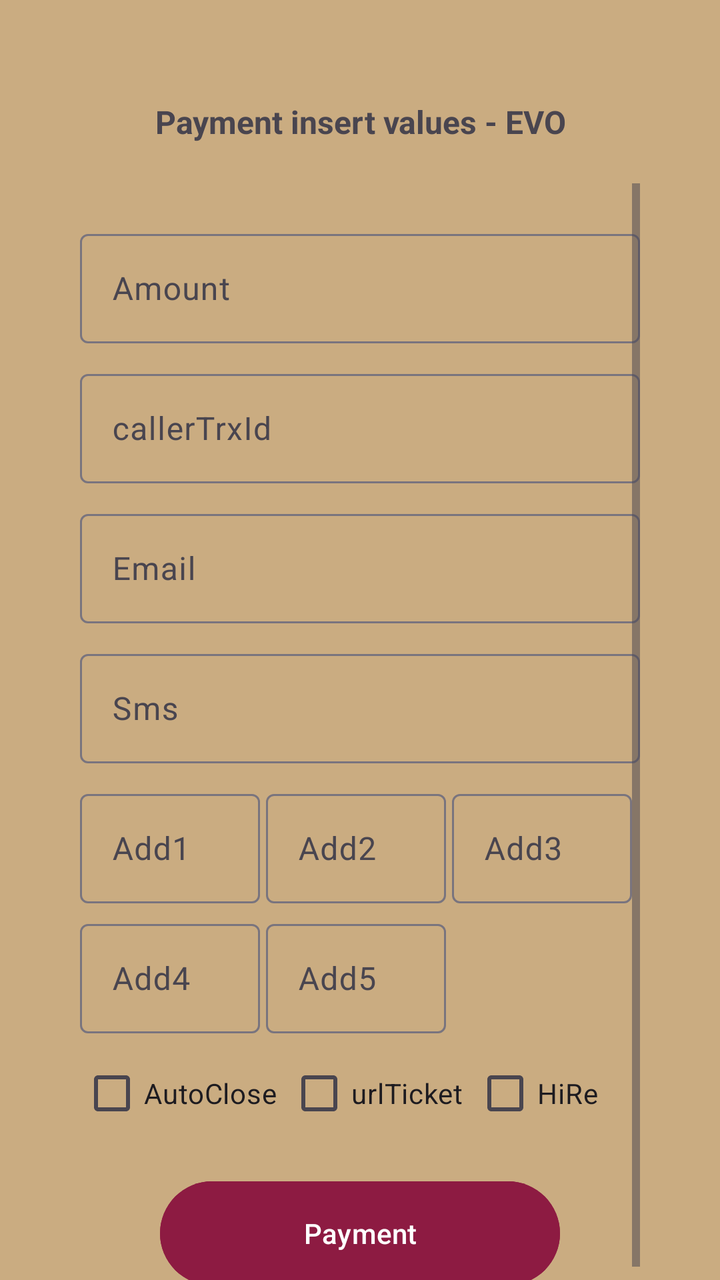
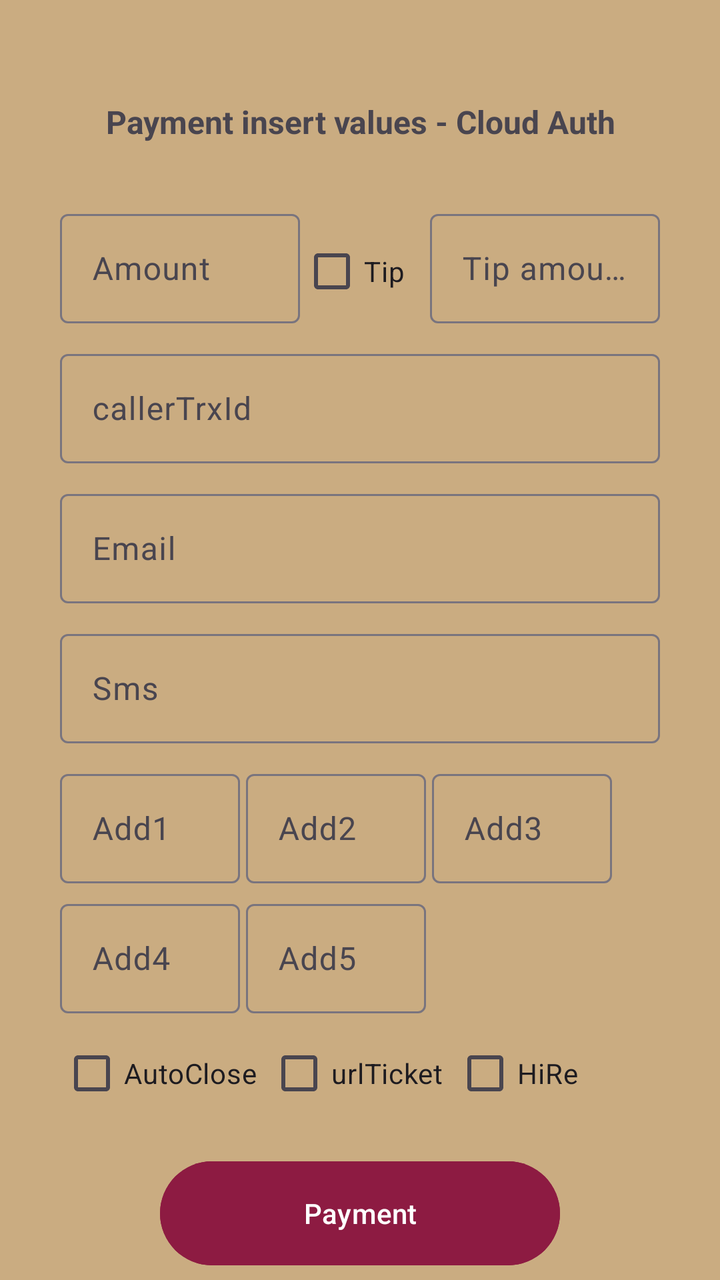

Two renders of the same Android screen: before a commit and after it. Below are the layout's source before the change and the commit's diff.
<!-- AndroidManifest.xml: application theme Theme.Softposevokotlin01 -->
<!-- res/layout/activity_payment_insert_values.xml -->
<?xml version="1.0" encoding="utf-8"?>
<LinearLayout xmlns:android="http://schemas.android.com/apk/res/android"
    xmlns:app="http://schemas.android.com/apk/res-auto"
    xmlns:tools="http://schemas.android.com/tools"
    android:id="@+id/main"
    android:layout_width="match_parent"
    android:layout_height="match_parent"
    android:background="@color/color_background_activity"
    tools:context=".activities.PaymentInsertValuesActivity"
    android:orientation="vertical"
    >

    <TextView
        android:id="@+id/textViewPaymentHeader"
        android:layout_width="match_parent"
        android:layout_height="wrap_content"
        android:layout_marginTop="50dp"
        android:text="Payment insert values - EVO"
        android:textAlignment="center"
        android:textSize="16sp"
        android:textStyle="bold" />

    <ScrollView
        android:layout_width="wrap_content"
        android:layout_height="wrap_content"
        android:layout_gravity="center"
        android:layout_marginTop="20dp"
        >

        <LinearLayout
            android:layout_width="wrap_content"
            android:layout_height="wrap_content"
            android:orientation="vertical">
            <com.google.android.material.textfield.TextInputLayout
                android:id="@+id/textInputLayoutAmount"
                android:layout_width="@dimen/edittext_width"
                android:layout_height="@dimen/edittext_height"
                android:layout_marginTop="20dp"
                android:hint="Amount">

                <EditText
                    android:id="@+id/editTextAmount"
                    android:layout_width="match_parent"
                    android:layout_height="match_parent"
                    android:ems="10"
                    android:inputType="numberDecimal" />

            </com.google.android.material.textfield.TextInputLayout>

            <com.google.android.material.textfield.TextInputLayout
                android:id="@+id/textLayoutInputCallerTrxId"
                android:layout_width="@dimen/edittext_width"
                android:layout_height="@dimen/edittext_height"
                android:layout_marginTop="@dimen/edittext_margin_top"
                android:hint="callerTrxId">

                <EditText
                    android:id="@+id/editTextCallerTrxId"
                    android:layout_width="match_parent"
                    android:layout_height="match_parent"
                    android:ems="5"
                    android:inputType="text" />
            </com.google.android.material.textfield.TextInputLayout>

            <com.google.android.material.textfield.TextInputLayout
                android:id="@+id/textLayoutInputEmail"
                android:layout_width="@dimen/edittext_width"
                android:layout_height="@dimen/edittext_height"
                android:layout_marginTop="@dimen/edittext_margin_top"
                android:hint="Email">

                <EditText
                    android:id="@+id/editTextEmail"
                    android:layout_width="match_parent"
                    android:layout_height="match_parent"
                    android:ems="10"
                    android:inputType="text" />
            </com.google.android.material.textfield.TextInputLayout>

            <com.google.android.material.textfield.TextInputLayout
                android:id="@+id/textLayoutInputSms"
                android:layout_width="@dimen/edittext_width"
                android:layout_height="@dimen/edittext_height"
                android:layout_marginTop="@dimen/edittext_margin_top"
                android:hint="Sms">

                <EditText
                    android:id="@+id/editTextSms"
                    android:layout_width="match_parent"
                    android:layout_height="match_parent"
                    android:ems="10"
                    android:inputType="text" />
            </com.google.android.material.textfield.TextInputLayout>

            <LinearLayout
                android:layout_width="match_parent"
                android:layout_height="wrap_content"
                android:layout_marginTop="@dimen/edittext_margin_top"
                android:orientation="horizontal"
                >

                <com.google.android.material.textfield.TextInputLayout
                    android:id="@+id/textLayoutInputAddInfo1"
                    android:layout_width="90dp"
                    android:layout_height="@dimen/edittext_height"
                    android:hint="Add1">

                    <EditText
                        android:id="@+id/editTextAddInfo1"
                        android:layout_width="match_parent"
                        android:layout_height="match_parent"
                        android:ems="10"
                        android:inputType="text" />
                </com.google.android.material.textfield.TextInputLayout>

                <com.google.android.material.textfield.TextInputLayout
                    android:id="@+id/textLayoutInputAddInfo2"
                    android:layout_width="90dp"
                    android:layout_height="@dimen/edittext_height"
                    android:layout_marginLeft="3dp"
                    android:hint="Add2">

                    <EditText
                        android:id="@+id/editTextAddInfo2"
                        android:layout_width="match_parent"
                        android:layout_height="match_parent"
                        android:ems="10"
                        android:inputType="text" />
                </com.google.android.material.textfield.TextInputLayout>

                <com.google.android.material.textfield.TextInputLayout
                    android:id="@+id/textLayoutInputAddInfo3"
                    android:layout_width="90dp"
                    android:layout_height="@dimen/edittext_height"
                    android:layout_marginLeft="3dp"
                    android:hint="Add3">

                    <EditText
                        android:id="@+id/editTextAddInfo3"
                        android:layout_width="match_parent"
                        android:layout_height="match_parent"
                        android:ems="10"
                        android:inputType="text" />
                </com.google.android.material.textfield.TextInputLayout>


            </LinearLayout>

        <LinearLayout
            android:layout_width="match_parent"
            android:layout_height="wrap_content"
            android:layout_marginTop="5dp"
            android:orientation="horizontal"
            >

            <com.google.android.material.textfield.TextInputLayout
                android:id="@+id/textLayoutInputAddInfo4"
                android:layout_width="90dp"
                android:layout_height="@dimen/edittext_height"
                android:hint="Add4">

                <EditText
                    android:id="@+id/editTextAddInfo4"
                    android:layout_width="match_parent"
                    android:layout_height="match_parent"
                    android:ems="10"
                    android:inputType="text" />
            </com.google.android.material.textfield.TextInputLayout>

            <com.google.android.material.textfield.TextInputLayout
                android:id="@+id/textLayoutInputAddInfo5"
                android:layout_width="90dp"
                android:layout_height="@dimen/edittext_height"
                android:layout_marginLeft="3dp"
                android:hint="Add5">

                <EditText
                    android:id="@+id/editTextAddInfo5"
                    android:layout_width="match_parent"
                    android:layout_height="match_parent"
                    android:ems="10"
                    android:inputType="text" />
            </com.google.android.material.textfield.TextInputLayout>

        </LinearLayout>

            <LinearLayout
                android:layout_width="match_parent"
                android:layout_height="wrap_content"
                android:layout_marginTop="@dimen/edittext_margin_top"
                android:orientation="horizontal"
                >

                <CheckBox
                    android:id="@+id/checkBoxAutoClose"
                    android:layout_width="wrap_content"
                    android:layout_height="@dimen/checkbox_height"
                    android:checked="false"
                    android:text="AutoClose" />

                <CheckBox
                    android:id="@+id/checkBoxUrlTicket"
                    android:layout_width="wrap_content"
                    android:layout_height="@dimen/checkbox_height"
                    android:layout_marginLeft="5dp"
                    android:checked="false"
                    android:text="urlTicket" />

                <CheckBox
                    android:id="@+id/checkBoxHideRetry"
                    android:layout_width="wrap_content"
                    android:layout_height="@dimen/checkbox_height"
                    android:layout_marginLeft="5dp"
                    android:checked="false"
                    android:text="HiRe" />

            </LinearLayout>


            <Button
                android:id="@+id/btnStartPayment"
                android:layout_width="200dp"
                android:layout_height="@dimen/button_height"
                android:layout_gravity="center"
                android:layout_marginTop="20dp"
                android:backgroundTint="@color/color_background_button"
                android:text="Payment" />

        </LinearLayout>

    </ScrollView>


</LinearLayout>
<!-- resources referenced by this layout -->
<resources>
  <color name="color_background_activity">#CAAC81</color>
  <color name="color_background_button">#8D1B42</color>
  <dimen name="button_height">60dp</dimen>
  <dimen name="checkbox_height">40dp</dimen>
  <dimen name="edittext_height">60dp</dimen>
  <dimen name="edittext_margin_top">10dp</dimen>
  <dimen name="edittext_width">280dp</dimen>
  <style name="Theme.Softposevokotlin01" parent="Base.Theme.Softposevokotlin01" />
  <style name="Base.Theme.Softposevokotlin01" parent="Theme.Material3.DayNight.NoActionBar">
          
          
      </style>
</resources>

<!-- the commit's change to res/layout/activity_payment_insert_values.xml (unified diff, before → after) -->
@@ -15,7 +15,7 @@
         android:layout_width="match_parent"
         android:layout_height="wrap_content"
         android:layout_marginTop="50dp"
-        android:text="Payment insert values - EVO"
+        android:text="Payment insert values - Cloud Auth"
         android:textAlignment="center"
         android:textSize="16sp"
         android:textStyle="bold" />
@@ -23,7 +23,7 @@
     <ScrollView
         android:layout_width="wrap_content"
         android:layout_height="wrap_content"
-        android:layout_gravity="center"
+        android:layout_gravity="center_horizontal"
         android:layout_marginTop="20dp"
         >
 
@@ -31,21 +31,52 @@
             android:layout_width="wrap_content"
             android:layout_height="wrap_content"
             android:orientation="vertical">
-            <com.google.android.material.textfield.TextInputLayout
-                android:id="@+id/textInputLayoutAmount"
-                android:layout_width="@dimen/edittext_width"
-                android:layout_height="@dimen/edittext_height"
-                android:layout_marginTop="20dp"
-                android:hint="Amount">
-
-                <EditText
-                    android:id="@+id/editTextAmount"
-                    android:layout_width="match_parent"
-                    android:layout_height="match_parent"
-                    android:ems="10"
-                    android:inputType="numberDecimal" />
-
-            </com.google.android.material.textfield.TextInputLayout>
+
+            <LinearLayout
+                android:layout_width="match_parent"
+                android:layout_height="wrap_content"
+                android:layout_marginTop="10dp"
+                android:orientation="horizontal">
+
+                <com.google.android.material.textfield.TextInputLayout
+                    android:id="@+id/textInputLayoutAmount"
+                    android:layout_width="120dp"
+                    android:layout_height="@dimen/edittext_height"
+                    android:hint="Amount">
+
+                    <EditText
+                        android:id="@+id/editTextAmount"
+                        android:layout_width="match_parent"
+                        android:layout_height="match_parent"
+                        android:ems="10"
+                        android:inputType="numberDecimal" />
+
+                </com.google.android.material.textfield.TextInputLayout>
+
+                <CheckBox
+                    android:id="@+id/checkBoxTipEnabled"
+                    android:layout_width="60dp"
+                    android:layout_height="@dimen/checkbox_height"
+                    android:checked="false"
+                    android:text="Tip" />
+
+                <com.google.android.material.textfield.TextInputLayout
+                    android:id="@+id/textInputLayoutTipAmount"
+                    android:layout_width="115dp"
+                    android:layout_height="@dimen/edittext_height"
+                    android:layout_marginLeft="5dp"
+                    android:hint="Tip amount">
+
+                    <EditText
+                        android:id="@+id/editTextTipAmount"
+                        android:layout_width="match_parent"
+                        android:layout_height="match_parent"
+                        android:ems="10"
+                        android:inputType="numberDecimal" />
+
+                </com.google.android.material.textfield.TextInputLayout>
+
+            </LinearLayout>
 
             <com.google.android.material.textfield.TextInputLayout
                 android:id="@+id/textLayoutInputCallerTrxId"
<!-- resource entries referenced after the edit -->
@@ -6,7 +6,7 @@
   <dimen name="checkbox_height">40dp</dimen>
   <dimen name="edittext_height">60dp</dimen>
   <dimen name="edittext_margin_top">10dp</dimen>
-  <dimen name="edittext_width">280dp</dimen>
+  <dimen name="edittext_width">300dp</dimen>
   <style name="Theme.Softposevokotlin01" parent="Base.Theme.Softposevokotlin01" />
   <style name="Base.Theme.Softposevokotlin01" parent="Theme.Material3.DayNight.NoActionBar">
           
